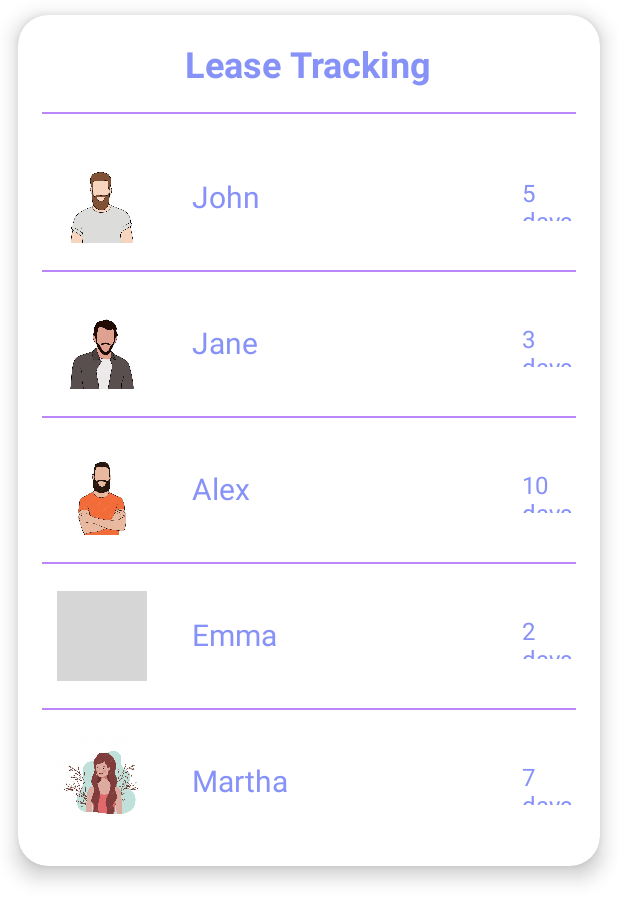
After one commit to samruddhi1499/PropertyManagement, an Android app: the LeaseTracking screen opened directly, with no data from a screen before it, on a phone screen of 412 x 824 dp. The commit adds this screen. Shown: the top 922 px of the screen. Run offline under Robolectric (Android 15) with nearby library versions, the phone set to English and light mode, and no system bars; grey boxes are pictures that could not be loaded.

Commit message:
Lease tracking functionalities added

```diff
--- a/app/src/main/java/com/example/projectmanagementsystem/AdminLandingPage.java
+++ b/app/src/main/java/com/example/projectmanagementsystem/AdminLandingPage.java
@@ -1,8 +1,10 @@
 package com.example.projectmanagementsystem;
 
+import android.content.Intent;
 import android.os.Bundle;
 
 import androidx.appcompat.app.AppCompatActivity;
+import androidx.cardview.widget.CardView;
 import androidx.core.graphics.Insets;
 import androidx.core.view.ViewCompat;
 import androidx.core.view.WindowInsetsCompat;
@@ -15,5 +17,14 @@ public class AdminLandingPage extends AppCompatActivity {
 
         setContentView(R.layout.activity_admin_landing_page);
 
+        // Find the CardView by ID
+        CardView leaseCard = findViewById(R.id.downloadCard);
+
+        // Set the OnClickListener
+        leaseCard.setOnClickListener(view -> {
+            Intent intent = new Intent(AdminLandingPage.this, LeaseTracking.class);
+            startActivity(intent);
+        });
+
     }
 }
--- /dev/null
+++ b/app/src/main/java/com/example/projectmanagementsystem/LeaseTracking.java
@@ -0,0 +1,41 @@
+package com.example.projectmanagementsystem;
+
+import android.content.Intent;
+import android.os.Bundle;
+import android.widget.RelativeLayout;
+
+import androidx.appcompat.app.AppCompatActivity;
+
+public class LeaseTracking extends AppCompatActivity {
+    @Override
+    protected void onCreate(Bundle savedInstanceState) {
+        super.onCreate(savedInstanceState);
+        setContentView(R.layout.lease_tracking);
+        setupPersonClickListeners();
+
+    }
+
+    private void setupPersonClickListeners() {
+        RelativeLayout person1 = findViewById(R.id.relativeLayout1);
+        RelativeLayout person2 = findViewById(R.id.relativeLayout2);
+        RelativeLayout person3 = findViewById(R.id.relativeLayout3);
+        RelativeLayout person4 = findViewById(R.id.relativeLayout4);
+        RelativeLayout person5 = findViewById(R.id.relativeLayout5);
+
+        person1.setOnClickListener(v -> openPersonDetail("John", "25", "1234567890", "Room 101", "john@example.com"));
+        person2.setOnClickListener(v -> openPersonDetail("Jane", "30", "0987654321", "Room 102", "jane@example.com"));
+        person3.setOnClickListener(v -> openPersonDetail("Alex", "28", "1122334455", "Room 103", "alex@example.com"));
+        person4.setOnClickListener(v -> openPersonDetail("Emma", "22", "2233445566", "Room 104", "emma@example.com"));
+        person5.setOnClickListener(v -> openPersonDetail("Martha", "27", "3344556677", "Room 105", "martha@example.com"));
+    }
+
+    private void openPersonDetail(String name, String age, String contact, String roomNo, String email) {
+        Intent intent = new Intent(LeaseTracking.this, PersonDetailActivity.class);
+        intent.putExtra("name", name);
+        intent.putExtra("age", age);
+        intent.putExtra("contact", contact);
+        intent.putExtra("roomNo", roomNo);
+        intent.putExtra("email", email);
+        startActivity(intent);
+    }
+}
--- /dev/null
+++ b/app/src/main/java/com/example/projectmanagementsystem/PersonDetailActivity.java
@@ -0,0 +1,34 @@
+package com.example.projectmanagementsystem;
+
+import android.os.Bundle;
+import android.widget.TextView;
+
+import androidx.appcompat.app.AppCompatActivity;
+
+public class PersonDetailActivity extends AppCompatActivity {
+
+    @Override
+    protected void onCreate(Bundle savedInstanceState) {
+        super.onCreate(savedInstanceState);
+        setContentView(R.layout.activity_person_detail);
+        // Get data from intent
+        String name = getIntent().getStringExtra("name");
+        String age = getIntent().getStringExtra("age");
+        String contact = getIntent().getStringExtra("contact");
+        String roomNo = getIntent().getStringExtra("roomNo");
+        String email = getIntent().getStringExtra("email");
+
+        // Set data to TextViews
+        TextView nameTextView = findViewById(R.id.nameTextView);
+        TextView ageTextView = findViewById(R.id.ageTextView);
+        TextView contactTextView = findViewById(R.id.contactTextView);
+        TextView roomNoTextView = findViewById(R.id.roomNoTextView);
+        TextView emailTextView = findViewById(R.id.emailTextView);
+
+        nameTextView.setText(name);
+        ageTextView.setText(age);
+        contactTextView.setText(contact);
+        roomNoTextView.setText(roomNo);
+        emailTextView.setText(email);
+    }
+    }
--- /dev/null
+++ b/app/src/main/res/layout/activity_person_detail.xml
@@ -0,0 +1,39 @@
+<?xml version="1.0" encoding="utf-8"?>
+<LinearLayout xmlns:android="http://schemas.android.com/apk/res/android"
+    android:layout_width="match_parent"
+    android:layout_height="match_parent"
+    android:orientation="vertical"
+    android:padding="16dp">
+
+    <TextView
+        android:id="@+id/nameTextView"
+        android:layout_width="wrap_content"
+        android:layout_height="wrap_content"
+        android:textSize="24sp"
+        android:textStyle="bold"
+        android:layout_marginBottom="8dp"/>
+
+    <TextView
+        android:id="@+id/ageTextView"
+        android:layout_width="wrap_content"
+        android:layout_height="wrap_content"
+        android:textSize="18sp"/>
+
+    <TextView
+        android:id="@+id/contactTextView"
+        android:layout_width="wrap_content"
+        android:layout_height="wrap_content"
+        android:textSize="18sp"/>
+
+    <TextView
+        android:id="@+id/roomNoTextView"
+        android:layout_width="wrap_content"
+        android:layout_height="wrap_content"
+        android:textSize="18sp"/>
+
+    <TextView
+        android:id="@+id/emailTextView"
+        android:layout_width="wrap_content"
+        android:layout_height="wrap_content"
+        android:textSize="18sp"/>
+</LinearLayout>
--- /dev/null
+++ b/app/src/main/res/layout/lease_tracking.xml
@@ -0,0 +1,264 @@
+<?xml version="1.0" encoding="utf-8"?>
+<androidx.cardview.widget.CardView
+    xmlns:android="http://schemas.android.com/apk/res/android"
+    xmlns:app="http://schemas.android.com/apk/res-auto"
+    android:layout_width="match_parent"
+    android:layout_height="wrap_content"
+    android:layout_marginStart="12dp"
+    android:layout_marginEnd="12dp"
+    android:layout_marginVertical="10dp"
+    app:cardCornerRadius="20dp"
+    app:cardElevation="8dp">
+
+    <LinearLayout
+        android:layout_width="match_parent"
+        android:layout_height="wrap_content"
+        android:orientation="vertical"
+        android:padding="16dp">
+
+        <!-- Title Section -->
+        <TextView
+            android:id="@+id/leaseTrackingTitle"
+            android:layout_width="wrap_content"
+            android:layout_height="wrap_content"
+            android:text="Lease Tracking"
+            android:textSize="24sp"
+            android:textStyle="bold"
+            android:textColor="@color/lavender"
+            android:layout_gravity="center"/>
+
+
+
+        <!-- Divider -->
+        <View
+            android:layout_width="match_parent"
+            android:layout_height="1dp"
+            android:background="@color/purple_200"
+            android:layout_marginVertical="16dp"/>
+
+        <!-- Item 1 -->
+        <RelativeLayout
+            android:id="@+id/relativeLayout1"
+            android:layout_width="match_parent"
+            android:layout_height="wrap_content">
+
+            <com.google.android.material.imageview.ShapeableImageView
+                android:id="@+id/listImage1"
+                android:layout_width="60dp"
+                android:layout_height="60dp"
+                android:src="@drawable/man1"
+                android:scaleType="centerCrop"
+                android:layout_marginStart="10dp"
+                android:layout_marginBottom="10dp"
+                android:layout_marginTop="10dp"/>
+
+            <TextView
+                android:id="@+id/listName1"
+                android:layout_width="120dp"
+                android:layout_height="30dp"
+                android:layout_marginStart="30dp"
+                android:layout_marginTop="25dp"
+                android:layout_toEndOf="@id/listImage1"
+                android:text="John"
+                android:textColor="@color/lavender"
+                android:textSize="20sp"/>
+
+            <TextView
+                android:id="@+id/listTime1"
+                android:layout_width="80dp"
+                android:layout_height="30dp"
+                android:layout_marginStart="100dp"
+                android:layout_marginTop="25dp"
+                android:layout_toEndOf="@id/listName1"
+                android:text="5 days"
+                android:textSize="16sp"
+                android:textColor="@color/lavender"/>
+        </RelativeLayout>
+
+        <!-- Divider -->
+        <View
+            android:layout_width="match_parent"
+            android:layout_height="1dp"
+            android:background="@color/purple_200"
+            android:layout_marginVertical="8dp"/>
+
+        <!-- Item 2 -->
+        <RelativeLayout
+            android:id="@+id/relativeLayout2"
+            android:layout_width="match_parent"
+            android:layout_height="wrap_content">
+
+            <com.google.android.material.imageview.ShapeableImageView
+                android:id="@+id/listImage2"
+                android:layout_width="60dp"
+                android:layout_height="60dp"
+                android:src="@drawable/man2"
+                android:scaleType="centerCrop"
+                android:layout_marginStart="10dp"
+                android:layout_marginBottom="10dp"
+                android:layout_marginTop="10dp"/>
+
+            <TextView
+                android:id="@+id/listName2"
+                android:layout_width="120dp"
+                android:layout_height="30dp"
+                android:layout_marginStart="30dp"
+                android:layout_marginTop="25dp"
+                android:layout_toEndOf="@id/listImage2"
+                android:text="Jane"
+                android:textColor="@color/lavender"
+                android:textSize="20sp"/>
+
+            <TextView
+                android:id="@+id/listTime2"
+                android:layout_width="80dp"
+                android:layout_height="30dp"
+                android:layout_marginStart="100dp"
+                android:layout_marginTop="25dp"
+                android:layout_toEndOf="@id/listName2"
+                android:text="3 days"
+                android:textSize="16sp"
+                android:textColor="@color/lavender"/>
+        </RelativeLayout>
+
+        <!-- Divider -->
+        <View
+            android:layout_width="match_parent"
+            android:layout_height="1dp"
+            android:background="@color/purple_200"
+            android:layout_marginVertical="8dp"/>
+
+        <!-- Item 3 -->
+        <RelativeLayout
+            android:id="@+id/relativeLayout3"
+            android:layout_width="match_parent"
+            android:layout_height="wrap_content">
+
+            <com.google.android.material.imageview.ShapeableImageView
+                android:id="@+id/listImage3"
+                android:layout_width="60dp"
+                android:layout_height="60dp"
+                android:src="@drawable/man3"
+                android:scaleType="centerCrop"
+                android:layout_marginStart="10dp"
+                android:layout_marginBottom="10dp"
+                android:layout_marginTop="10dp"/>
+
+            <TextView
+                android:id="@+id/listName3"
+                android:layout_width="120dp"
+                android:layout_height="30dp"
+                android:layout_marginStart="30dp"
+                android:layout_marginTop="25dp"
+                android:layout_toEndOf="@id/listImage3"
+                android:text="Alex"
+                android:textColor="@color/lavender"
+                android:textSize="20sp"/>
+
+            <TextView
+                android:id="@+id/listTime3"
+                android:layout_width="80dp"
+                android:layout_height="30dp"
+                android:layout_marginStart="100dp"
+                android:layout_marginTop="25dp"
+                android:layout_toEndOf="@id/listName3"
+                android:text="10 days"
+                android:textSize="16sp"
+                android:textColor="@color/lavender"/>
+        </RelativeLayout>
+
+        <!-- Divider -->
+        <View
+            android:layout_width="match_parent"
+            android:layout_height="1dp"
+            android:background="@color/purple_200"
+            android:layout_marginVertical="8dp"/>
+
+        <!-- Item 4 -->
+        <RelativeLayout
+            android:id="@+id/relativeLayout4"
+            android:layout_width="match_parent"
+            android:layout_height="wrap_content">
+
+            <com.google.android.material.imageview.ShapeableImageView
+                android:id="@+id/listImage4"
+                android:layout_width="60dp"
+                android:layout_height="60dp"
+                android:src="@drawable/woman1"
+                android:scaleType="centerCrop"
+                android:layout_marginStart="10dp"
+                android:layout_marginBottom="10dp"
+                android:layout_marginTop="10dp"/>
+
+
+            <TextView
+                android:id="@+id/listName4"
+                android:layout_width="120dp"
+                android:layout_height="30dp"
+                android:layout_marginStart="30dp"
+                android:layout_marginTop="25dp"
+                android:layout_toEndOf="@id/listImage4"
+                android:text="Emma"
+                android:textColor="@color/lavender"
+                android:textSize="20sp"/>
+
+            <TextView
+                android:id="@+id/listTime4"
+                android:layout_width="80dp"
+                android:layout_height="30dp"
+                android:layout_marginStart="100dp"
+                android:layout_marginTop="25dp"
+                android:layout_toEndOf="@id/listName4"
+                android:text="2 days"
+                android:textSize="16sp"
+                android:textColor="@color/lavender"/>
+        </RelativeLayout>
+
+
+        <!-- Divider -->
+        <View
+            android:layout_width="match_parent"
+            android:layout_height="1dp"
+            android:background="@color/purple_200"
+            android:layout_marginVertical="8dp"/>
+
+        <RelativeLayout
+            android:id="@+id/relativeLayout5"
+            android:layout_width="match_parent"
+            android:layout_height="wrap_content">
+
+            <com.google.android.material.imageview.ShapeableImageView
+                android:id="@+id/listImage5"
+                android:layout_width="60dp"
+                android:layout_height="60dp"
+                android:layout_marginStart="10dp"
+                android:layout_marginTop="10dp"
+                android:layout_marginBottom="10dp"
+                android:scaleType="centerCrop"
+                android:src="@drawable/woman2"/>
+
+            <TextView
+                android:id="@+id/listName5"
+                android:layout_width="120dp"
+                android:layout_height="30dp"
+                android:layout_marginStart="30dp"
+                android:layout_marginTop="25dp"
+                android:layout_toEndOf="@id/listImage5"
+                android:text="Martha"
+                android:textColor="@color/lavender"
+                android:textSize="20sp" />
+
+            <TextView
+                android:id="@+id/listTime5"
+                android:layout_width="80dp"
+                android:layout_height="30dp"
+                android:layout_marginStart="100dp"
+                android:layout_marginTop="25dp"
+                android:layout_toEndOf="@id/listName5"
+                android:text="7 days"
+                android:textColor="@color/lavender"
+                android:textSize="16sp" />
+        </RelativeLayout>
+
+    </LinearLayout>
+</androidx.cardview.widget.CardView>
```
Also changed, not shown: app/src/main/AndroidManifest.xml (+9 -0 lines), app/src/main/res/drawable/Woman1.jpg (added), app/src/main/res/drawable/man.jpg (added), app/src/main/res/drawable/man1.jpg (added), app/src/main/res/drawable/man2.jpg (added), app/src/main/res/drawable/man3.jpg (added), app/src/main/res/drawable/woman2.jpg (added).
